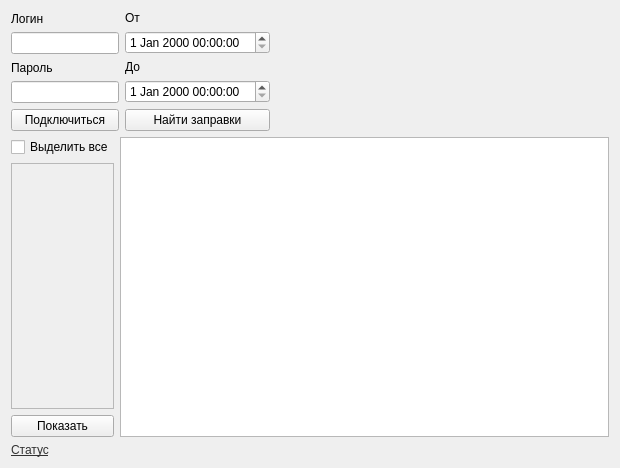
Above: formbadtransactions.ui from Arankir/RPHelper before the change. Below: the same form after it.
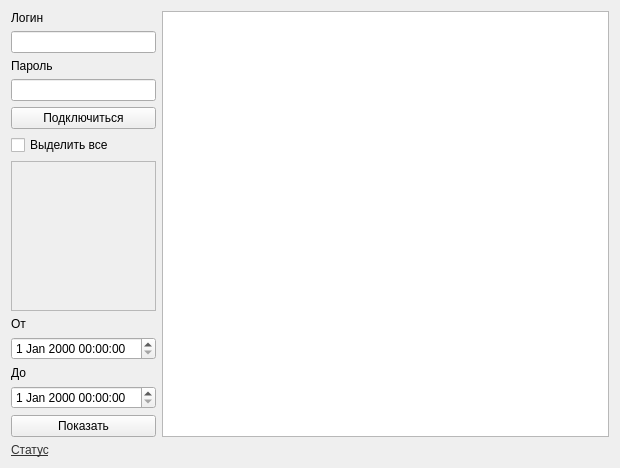
That is the form after the change.

Diff of the .ui file:
```diff
--- a/formbadtransactions.ui
+++ b/formbadtransactions.ui
@@ -13,9 +13,11 @@
   <property name="windowTitle">
    <string>Form</string>
   </property>
-  <layout class="QVBoxLayout" name="verticalLayout_4">
+  <layout class="QVBoxLayout" name="verticalLayout_2">
    <item>
-    <layout class="QHBoxLayout" name="horizontalLayout">
+    <layout class="QHBoxLayout" name="horizontalLayout_2">
+     <item>
+      <layout class="QVBoxLayout" name="verticalLayout_3">
      <item>
       <layout class="QVBoxLayout" name="verticalLayout">
        <item>
@@ -33,9 +35,6 @@
            <verstretch>0</verstretch>
           </sizepolicy>
          </property>
-         <property name="echoMode">
-          <enum>QLineEdit::Password</enum>
-         </property>
         </widget>
        </item>
        <item>
@@ -68,56 +67,6 @@
       </layout>
      </item>
      <item>
-      <layout class="QVBoxLayout" name="verticalLayout_2">
-       <item>
-        <widget class="QLabel" name="label">
-         <property name="text">
-          <string>От</string>
-         </property>
-        </widget>
-       </item>
-       <item>
-        <widget class="QDateTimeEdit" name="DateTimeEditStart"/>
-       </item>
-       <item>
-        <widget class="QLabel" name="label_4">
-         <property name="text">
-          <string>До</string>
-         </property>
-        </widget>
-       </item>
-       <item>
-        <widget class="QDateTimeEdit" name="DateTimeEditEnd"/>
-       </item>
-       <item>
-        <widget class="QPushButton" name="PushButtonFindAgzs">
-         <property name="text">
-          <string>Найти заправки</string>
-         </property>
-        </widget>
-       </item>
-      </layout>
-     </item>
-     <item>
-      <spacer name="horizontalSpacer">
-       <property name="orientation">
-        <enum>Qt::Horizontal</enum>
-       </property>
-       <property name="sizeHint" stdset="0">
-        <size>
-         <width>40</width>
-         <height>20</height>
-        </size>
-       </property>
-      </spacer>
-     </item>
-    </layout>
-   </item>
-   <item>
-    <layout class="QHBoxLayout" name="horizontalLayout_2">
-     <item>
-      <layout class="QVBoxLayout" name="verticalLayout_3">
-       <item>
         <widget class="QCheckBox" name="CheckBoxCheckAll">
          <property name="text">
           <string>Выделить все</string>
@@ -146,13 +95,33 @@
            <rect>
             <x>0</x>
             <y>0</y>
-            <width>98</width>
-            <height>246</height>
+            <width>110</width>
+            <height>154</height>
            </rect>
           </property>
          </widget>
         </widget>
        </item>
+       <item>
+        <widget class="QLabel" name="label">
+         <property name="text">
+          <string>От</string>
+         </property>
+        </widget>
+       </item>
+       <item>
+        <widget class="QDateTimeEdit" name="DateTimeEditStart"/>
+       </item>
+       <item>
+        <widget class="QLabel" name="label_4">
+         <property name="text">
+          <string>До</string>
+         </property>
+        </widget>
+       </item>
+       <item>
+        <widget class="QDateTimeEdit" name="DateTimeEditEnd"/>
+       </item>
        <item>
         <widget class="QPushButton" name="PushButtonFind">
          <property name="text">
```
Left out of the diff: 2 changed lines with no effect on the pictures. Lines whose indentation alone changed are shown as unchanged.
